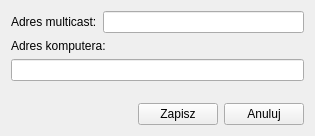
This is settingswindow.ui in lance2088/ReliableUdpMulticast as Qt 5 draws it before an edit. The edited form follows.
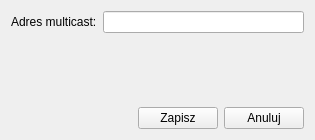
This is the edited form.

Commit message: remove field for host ip

Patch:
```diff
--- a/settingswindow.ui
+++ b/settingswindow.ui
@@ -7,7 +7,7 @@
     <x>0</x>
     <y>0</y>
     <width>315</width>
-    <height>136</height>
+    <height>140</height>
    </rect>
   </property>
   <property name="windowTitle">
@@ -30,16 +30,6 @@
        </item>
       </layout>
      </item>
-     <item>
-      <widget class="QLabel" name="label_2">
-       <property name="text">
-        <string>Adres komputera:</string>
-       </property>
-      </widget>
-     </item>
-     <item>
-      <widget class="QLineEdit" name="hostAddressLineEdit"/>
-     </item>
      <item>
       <spacer name="verticalSpacer">
        <property name="orientation">
```
The commit also changes 2 other files.
